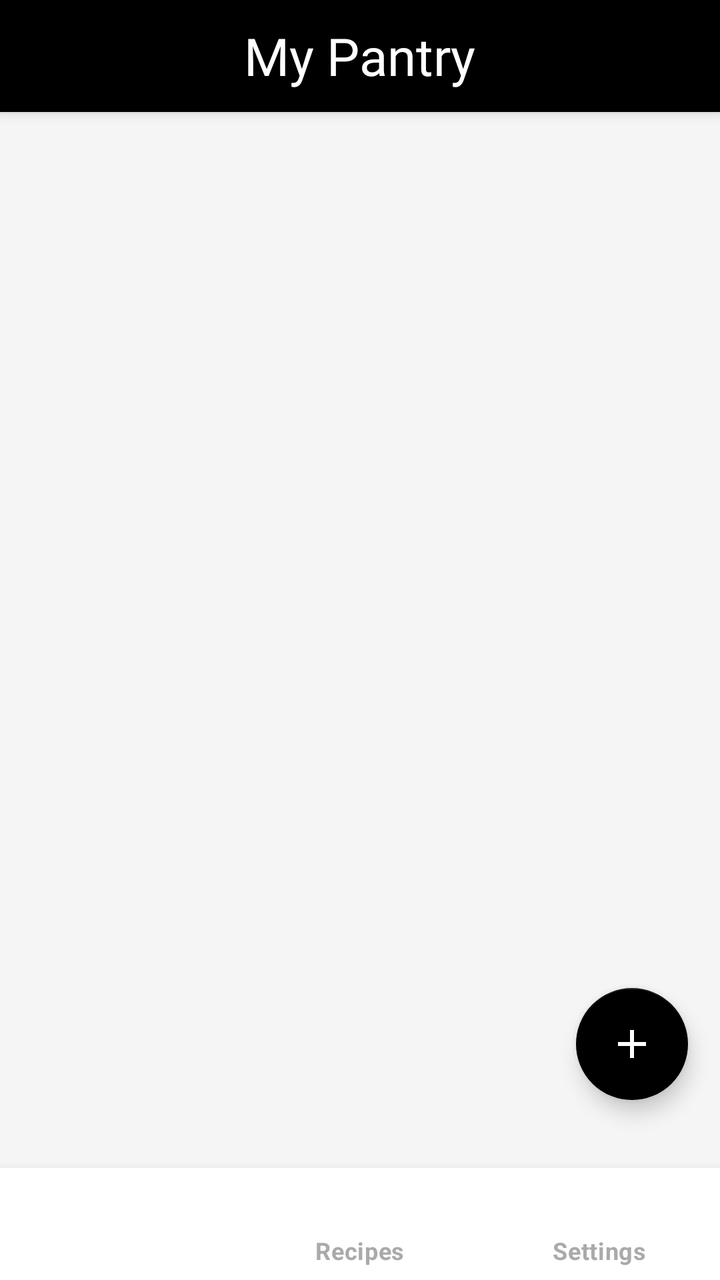
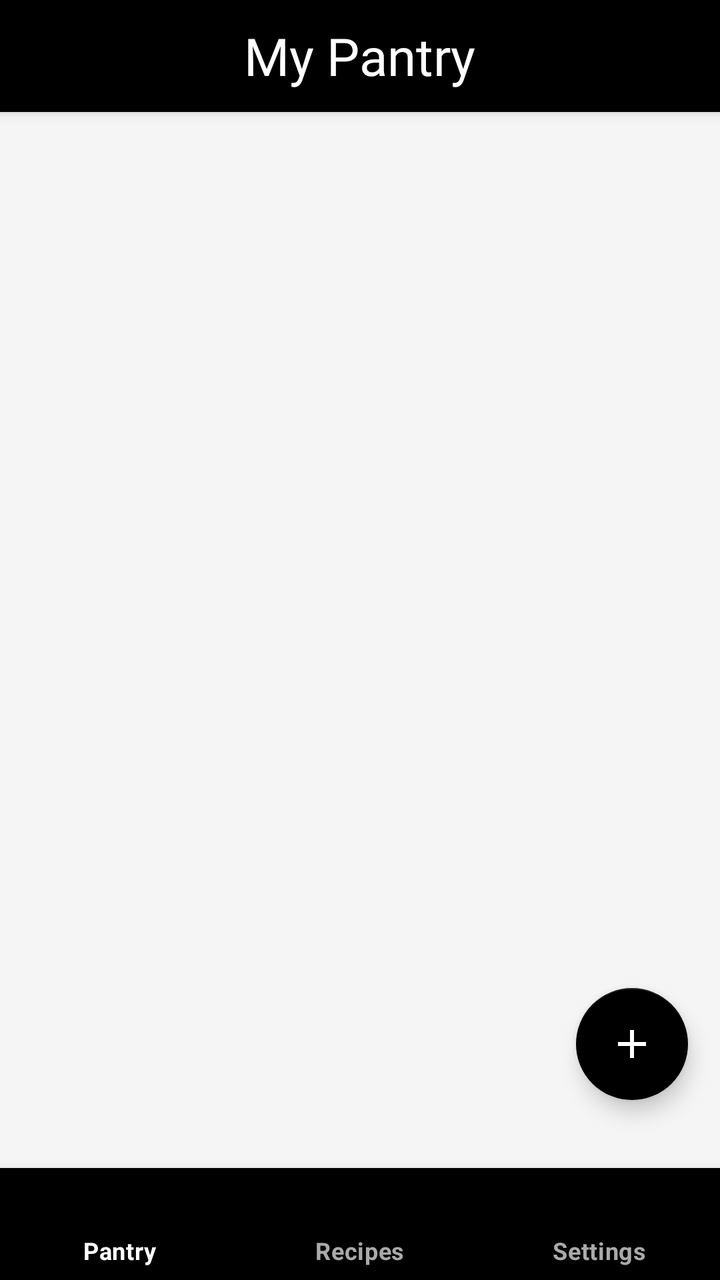

An Android layout rendered at two revisions. The XML below is the earlier revision; the diff shows what the commit changed to produce the second picture.
<!-- AndroidManifest.xml: application theme Theme.SmartPantryManager -->
<!-- res/layout/activity_main.xml -->
<?xml version="1.0" encoding="utf-8"?>
<androidx.coordinatorlayout.widget.CoordinatorLayout
    xmlns:android="http://schemas.android.com/apk/res/android"
    xmlns:app="http://schemas.android.com/apk/res-auto"
    android:layout_width="match_parent"
    android:layout_height="match_parent"
    android:background="#F5F5F5">

    
    <com.google.android.material.appbar.AppBarLayout
        android:layout_width="match_parent"
        android:layout_height="wrap_content"
        android:background="#000000">

        <FrameLayout
            android:layout_width="match_parent"
            android:layout_height="?attr/actionBarSize">

            <com.google.android.material.appbar.MaterialToolbar
                android:id="@+id/toolbar"
                android:layout_width="match_parent"
                android:layout_height="match_parent"
                app:title="" />

            <TextView
                android:layout_width="wrap_content"
                android:layout_height="wrap_content"
                android:layout_gravity="center"
                android:text="My Pantry"
                android:fontFamily="@font/pacifico"
                android:textColor="#FFFFFF"
                android:textSize="26sp" />
        </FrameLayout>
    </com.google.android.material.appbar.AppBarLayout>

    
    <LinearLayout
        android:layout_width="match_parent"
        android:layout_height="match_parent"
        android:orientation="vertical"
        android:padding="16dp"
        app:layout_behavior="@string/appbar_scrolling_view_behavior">

        <TextView
            android:id="@+id/tvEmptyState"
            android:layout_width="match_parent"
            android:layout_height="wrap_content"
            android:text="Your pantry is empty.\nTap + to add ingredients!"
            android:textAlignment="center"
            android:textColor="#000000"
            android:textSize="18sp"
            android:padding="32dp"
            android:visibility="gone" />

        <androidx.recyclerview.widget.RecyclerView
            android:id="@+id/recyclerViewPantry"
            android:layout_width="match_parent"
            android:layout_height="0dp"
            android:layout_weight="1" />
    </LinearLayout>

    
    <com.google.android.material.floatingactionbutton.FloatingActionButton
        android:id="@+id/fabAddItem"
        android:layout_width="wrap_content"
        android:layout_height="wrap_content"
        android:layout_gravity="bottom|end"
        android:layout_marginEnd="16dp"
        android:layout_marginBottom="90dp"
        android:src="@drawable/ic_add"
        app:backgroundTint="#000000"
        app:tint="#FFFFFF" />

    
    <com.google.android.material.bottomnavigation.BottomNavigationView
        android:id="@+id/bottomNavigation"
        android:layout_width="match_parent"
        android:layout_height="wrap_content"
        android:layout_gravity="bottom"
        android:background="#FFFFFF"
        app:menu="@menu/bottom_nav_menu"
        app:labelVisibilityMode="labeled"
        app:itemIconTint="@color/bottom_nav_colors"
        app:itemTextColor="@color/bottom_nav_colors"
        app:itemTextAppearanceActive="@style/BoldTextStyle"
        app:itemTextAppearanceInactive="@style/BoldTextStyle" />

</androidx.coordinatorlayout.widget.CoordinatorLayout>
<!-- resources referenced by this layout -->
<resources>
  <!-- drawable ic_add (drawable) -->
  <vector xmlns:android="http://schemas.android.com/apk/res/android" android:height="24dp" android:tint="#000000" android:viewportHeight="24" android:viewportWidth="24" android:width="24dp">
        
      <path android:fillColor="@android:color/white" android:pathData="M19,13h-6v6h-2v-6H5v-2h6V5h2v6h6v2z"/>
      
  </vector>
  <style name="BoldTextStyle" parent="TextAppearance.MaterialComponents.Body2">
          <item name="android:textStyle">bold</item>
          <item name="android:textSize">12sp</item>
      </style>
  <style name="Theme.SmartPantryManager" parent="Theme.MaterialComponents.DayNight.NoActionBar">
          
          <item name="colorPrimary">#000000</item>
          <item name="colorPrimaryVariant">#000000</item>
          <item name="colorOnPrimary">#FFFFFF</item>
  
          
          <item name="colorSecondary">#000000</item>
          <item name="colorSecondaryVariant">#000000</item>
          <item name="colorOnSecondary">#FFFFFF</item>
  
          
          <item name="android:statusBarColor">#000000</item>
          <item name="android:windowLightStatusBar">false</item>
  
          
          <item name="android:windowBackground">#F5F5F5</item>
      </style>
</resources>

<!-- the commit's change to res/layout/activity_main.xml (unified diff, before → after) -->
@@ -77,7 +77,7 @@
         android:layout_width="match_parent"
         android:layout_height="wrap_content"
         android:layout_gravity="bottom"
-        android:background="#FFFFFF"
+        android:background="#000000"
         app:menu="@menu/bottom_nav_menu"
         app:labelVisibilityMode="labeled"
         app:itemIconTint="@color/bottom_nav_colors"
